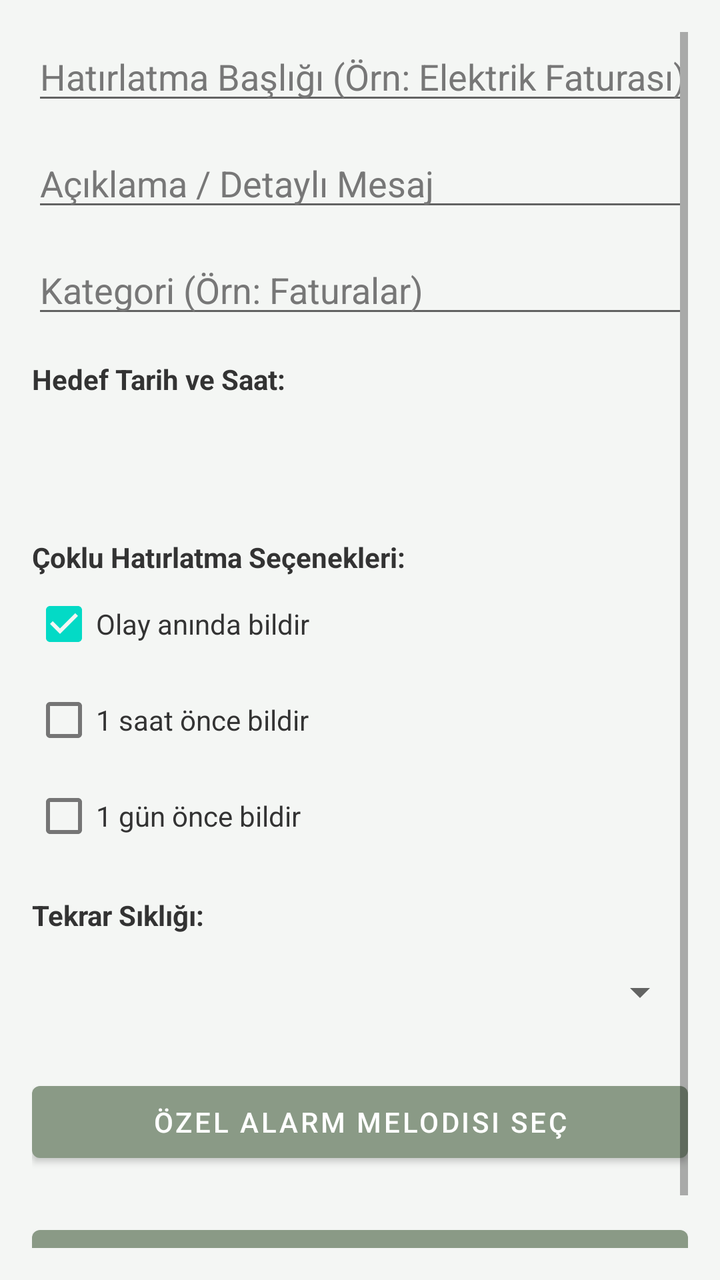
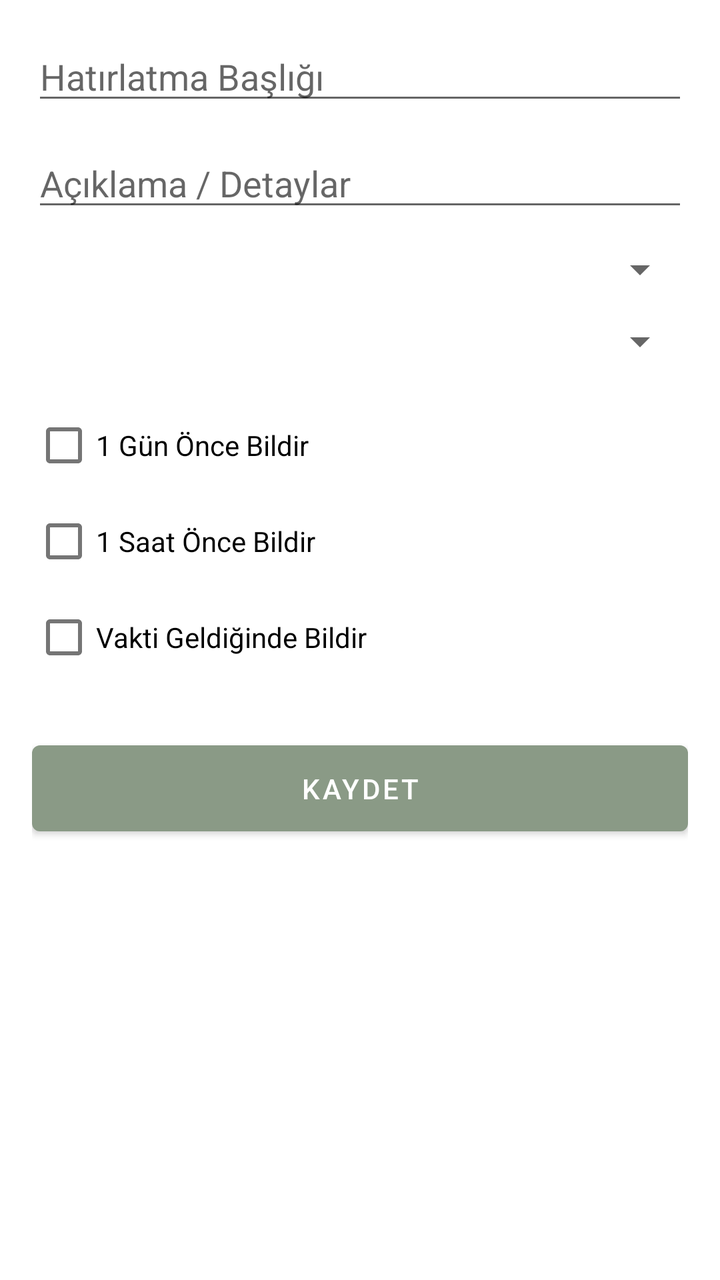

An Android layout rendered at two revisions. The XML below is the earlier revision; the diff shows what the commit changed to produce the second picture.
<!-- AndroidManifest.xml: application theme Theme.Hatirlat.Sage -->
<!-- res/layout/activity_reminder_edit.xml -->
<?xml version="1.0" encoding="utf-8"?>
<ScrollView xmlns:android="http://schemas.android.com/apk/res/android"
    android:layout_width="match_parent"
    android:layout_height="match_parent"
    android:background="#F4F6F4"
    android:padding="16dp">

    <LinearLayout
        android:layout_width="match_parent"
        android:layout_height="wrap_content"
        android:orientation="vertical">

        <EditText
            android:id="@+id/etTitle"
            android:layout_width="match_parent"
            android:layout_height="wrap_content"
            android:hint="Hatırlatma Başlığı (Örn: Elektrik Faturası)"
            android:textColor="#222222"
            android:textColorHint="#777777"
            android:inputType="text" />

        <EditText
            android:id="@+id/etDescription"
            android:layout_width="match_parent"
            android:layout_height="wrap_content"
            android:hint="Açıklama / Detaylı Mesaj"
            android:textColor="#222222"
            android:textColorHint="#777777"
            android:inputType="textMultiLine"
            android:layout_marginTop="12dp" />

        <EditText
            android:id="@+id/etCategory"
            android:layout_width="match_parent"
            android:layout_height="wrap_content"
            android:hint="Kategori (Örn: Faturalar)"
            android:textColor="#222222"
            android:textColorHint="#777777"
            android:inputType="text"
            android:layout_marginTop="12dp" />

        <TextView
            android:layout_width="wrap_content"
            android:layout_height="wrap_content"
            android:text="Hedef Tarih ve Saat:"
            android:textStyle="bold"
            android:textColor="#333333"
            android:layout_marginTop="16dp" />

        <TextView
            android:id="@+id/tvSelectedDate"
            android:layout_width="match_parent"
            android:layout_height="50dp"
            android:gravity="center_vertical"
            android:textSize="16sp"
            android:textColor="#222222"
            android:background="?android:attr/selectableItemBackground"
            android:layout_marginTop="4dp" />

        <TextView
            android:layout_width="wrap_content"
            android:layout_height="wrap_content"
            android:text="Çoklu Hatırlatma Seçenekleri:"
            android:textStyle="bold"
            android:textColor="#333333"
            android:layout_marginTop="16dp" />

        <CheckBox
            android:id="@+id/cbAtTime"
            android:layout_width="wrap_content"
            android:layout_height="wrap_content"
            android:text="Olay anında bildir"
            android:textColor="#333333"
            android:checked="true" />

        <CheckBox
            android:id="@+id/cb1HourBefore"
            android:layout_width="wrap_content"
            android:layout_height="wrap_content"
            android:textColor="#333333"
            android:text="1 saat önce bildir" />

        <CheckBox
            android:id="@+id/cb1DayBefore"
            android:layout_width="wrap_content"
            android:layout_height="wrap_content"
            android:textColor="#333333"
            android:text="1 gün önce bildir" />

        <TextView
            android:layout_width="wrap_content"
            android:layout_height="wrap_content"
            android:text="Tekrar Sıklığı:"
            android:textStyle="bold"
            android:textColor="#333333"
            android:layout_marginTop="16dp" />

        <Spinner
            android:id="@+id/spinnerRepeat"
            android:layout_width="match_parent"
            android:layout_height="50dp"
            android:layout_marginTop="4dp" />

        <Button
            android:id="@+id/btnSelectRingtone"
            android:layout_width="match_parent"
            android:layout_height="wrap_content"
            android:text="Özel Alarm Melodisi Seç"
            android:layout_marginTop="16dp" />

        <Button
            android:id="@+id/btnSaveReminder"
            android:layout_width="match_parent"
            android:layout_height="60dp"
            android:text="Kaydet ve Planla"
            android:layout_marginTop="24dp" />

    </LinearLayout>
</ScrollView>
<!-- resources referenced by this layout -->
<resources>
  <style name="Theme.Hatirlat.Sage" parent="Theme.MaterialComponents.DayNight.NoActionBar">
          <item name="colorPrimary">@color/sage_primary</item>
          <item name="android:windowBackground">@color/sage_background</item>
      </style>
  <color name="sage_primary">#8A9A86</color>
  <color name="sage_background">#F4F6F4</color>
</resources>

<!-- the commit's change to res/layout/activity_reminder_edit.xml (unified diff, before → after) -->
@@ -1,119 +1,63 @@
 <?xml version="1.0" encoding="utf-8"?>
-<ScrollView xmlns:android="http://schemas.android.com/apk/res/android"
+<LinearLayout xmlns:android="http://schemas.android.com/apk/res/android"
     android:layout_width="match_parent"
     android:layout_height="match_parent"
-    android:background="#F4F6F4"
-    android:padding="16dp">
+    android:orientation="vertical"
+    android:padding="16dp"
+    android:background="@android:color/white">
 
-    <LinearLayout
+    <EditText
+        android:id="@+id/etTitle"
         android:layout_width="match_parent"
         android:layout_height="wrap_content"
-        android:orientation="vertical">
+        android:hint="Hatırlatma Başlığı"
+        android:inputType="text"
+        android:layout_marginBottom="12dp"/>
 
-        <EditText
-            android:id="@+id/etTitle"
-            android:layout_width="match_parent"
-            android:layout_height="wrap_content"
-            android:hint="Hatırlatma Başlığı (Örn: Elektrik Faturası)"
-            android:textColor="#222222"
-            android:textColorHint="#777777"
-            android:inputType="text" />
+    <EditText
+        android:id="@+id/etDescription"
+        android:layout_width="match_parent"
+        android:layout_height="wrap_content"
+        android:hint="Açıklama / Detaylar"
+        android:inputType="textMultiLine"
+        android:layout_marginBottom="12dp"/>
 
-        <EditText
-            android:id="@+id/etDescription"
-            android:layout_width="match_parent"
-            android:layout_height="wrap_content"
-            android:hint="Açıklama / Detaylı Mesaj"
-            android:textColor="#222222"
-            android:textColorHint="#777777"
-            android:inputType="textMultiLine"
-            android:layout_marginTop="12dp" />
+    <Spinner
+        android:id="@+id/spinnerCategory"
+        android:layout_width="match_parent"
+        android:layout_height="wrap_content"
+        android:layout_marginBottom="12dp"/>
 
-        <EditText
-            android:id="@+id/etCategory"
-            android:layout_width="match_parent"
-            android:layout_height="wrap_content"
-            android:hint="Kategori (Örn: Faturalar)"
-            android:textColor="#222222"
-            android:textColorHint="#777777"
-            android:inputType="text"
-            android:layout_marginTop="12dp" />
+    <Spinner
+        android:id="@+id/spinnerRepeat"
+        android:layout_width="match_parent"
+        android:layout_height="wrap_content"
+        android:layout_marginBottom="16dp"/>
 
-        <TextView
-            android:layout_width="wrap_content"
-            android:layout_height="wrap_content"
-            android:text="Hedef Tarih ve Saat:"
-            android:textStyle="bold"
-            android:textColor="#333333"
-            android:layout_marginTop="16dp" />
+    <CheckBox
+        android:id="@+id/cbNotify1Day"
+        android:layout_width="match_parent"
+        android:layout_height="wrap_content"
+        android:text="1 Gün Önce Bildir"/>
 
-        <TextView
-            android:id="@+id/tvSelectedDate"
-            android:layout_width="match_parent"
-            android:layout_height="50dp"
-            android:gravity="center_vertical"
-            android:textSize="16sp"
-            android:textColor="#222222"
-            android:background="?android:attr/selectableItemBackground"
-            android:layout_marginTop="4dp" />
+    <CheckBox
+        android:id="@+id/cbNotify1Hour"
+        android:layout_width="match_parent"
+        android:layout_height="wrap_content"
+        android:text="1 Saat Önce Bildir"/>
 
-        <TextView
-            android:layout_width="wrap_content"
-            android:layout_height="wrap_content"
-            android:text="Çoklu Hatırlatma Seçenekleri:"
-            android:textStyle="bold"
-            android:textColor="#333333"
-            android:layout_marginTop="16dp" />
+    <CheckBox
+        android:id="@+id/cbNotifyAtTime"
+        android:layout_width="match_parent"
+        android:layout_height="wrap_content"
+        android:text="Vakti Geldiğinde Bildir"
+        android:layout_marginBottom="24dp"/>
 
-        <CheckBox
-            android:id="@+id/cbAtTime"
-            android:layout_width="wrap_content"
-            android:layout_height="wrap_content"
-            android:text="Olay anında bildir"
-            android:textColor="#333333"
-            android:checked="true" />
+    <Button
+        android:id="@+id/btnSave"
+        android:layout_width="match_parent"
+        android:layout_height="wrap_content"
+        android:text="Kaydet"
+        android:padding="12dp"/>
 
-        <CheckBox
-            android:id="@+id/cb1HourBefore"
-            android:layout_width="wrap_content"
-            android:layout_height="wrap_content"
-            android:textColor="#333333"
-            android:text="1 saat önce bildir" />
-
-        <CheckBox
-            android:id="@+id/cb1DayBefore"
-            android:layout_width="wrap_content"
-            android:layout_height="wrap_content"
-            android:textColor="#333333"
-            android:text="1 gün önce bildir" />
-
-        <TextView
-            android:layout_width="wrap_content"
-            android:layout_height="wrap_content"
-            android:text="Tekrar Sıklığı:"
-            android:textStyle="bold"
-            android:textColor="#333333"
-            android:layout_marginTop="16dp" />
-
-        <Spinner
-            android:id="@+id/spinnerRepeat"
-            android:layout_width="match_parent"
-            android:layout_height="50dp"
-            android:layout_marginTop="4dp" />
-
-        <Button
-            android:id="@+id/btnSelectRingtone"
-            android:layout_width="match_parent"
-            android:layout_height="wrap_content"
-            android:text="Özel Alarm Melodisi Seç"
-            android:layout_marginTop="16dp" />
-
-        <Button
-            android:id="@+id/btnSaveReminder"
-            android:layout_width="match_parent"
-            android:layout_height="60dp"
-            android:text="Kaydet ve Planla"
-            android:layout_marginTop="24dp" />
-
-    </LinearLayout>
-</ScrollView>
+</LinearLayout>
